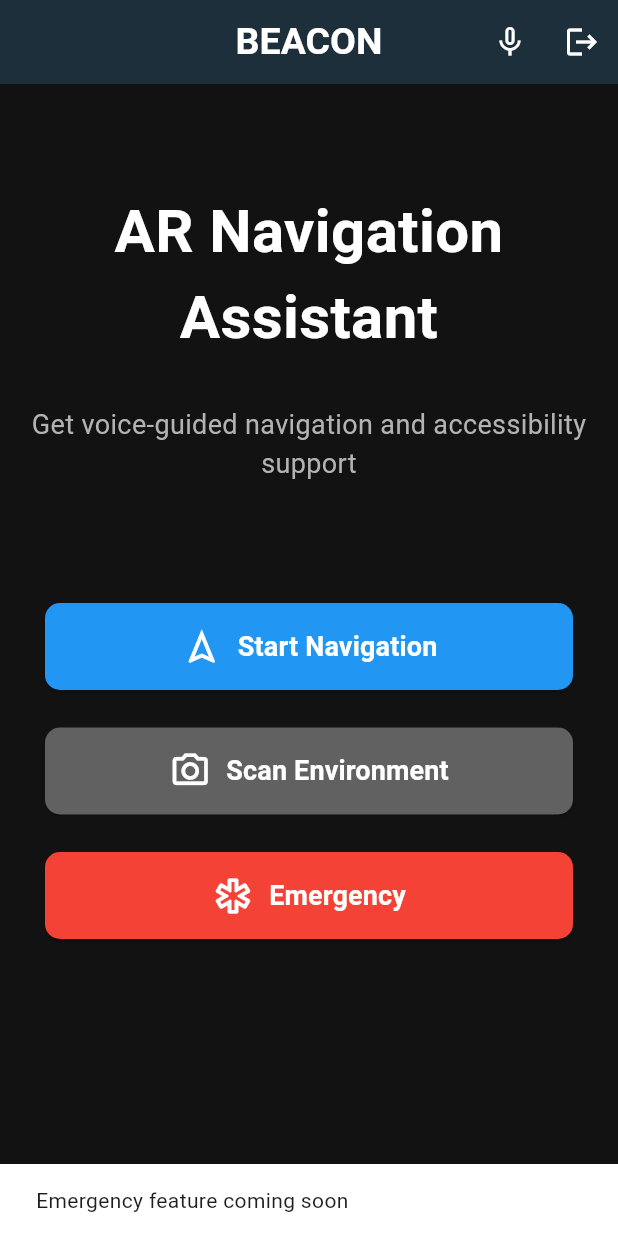
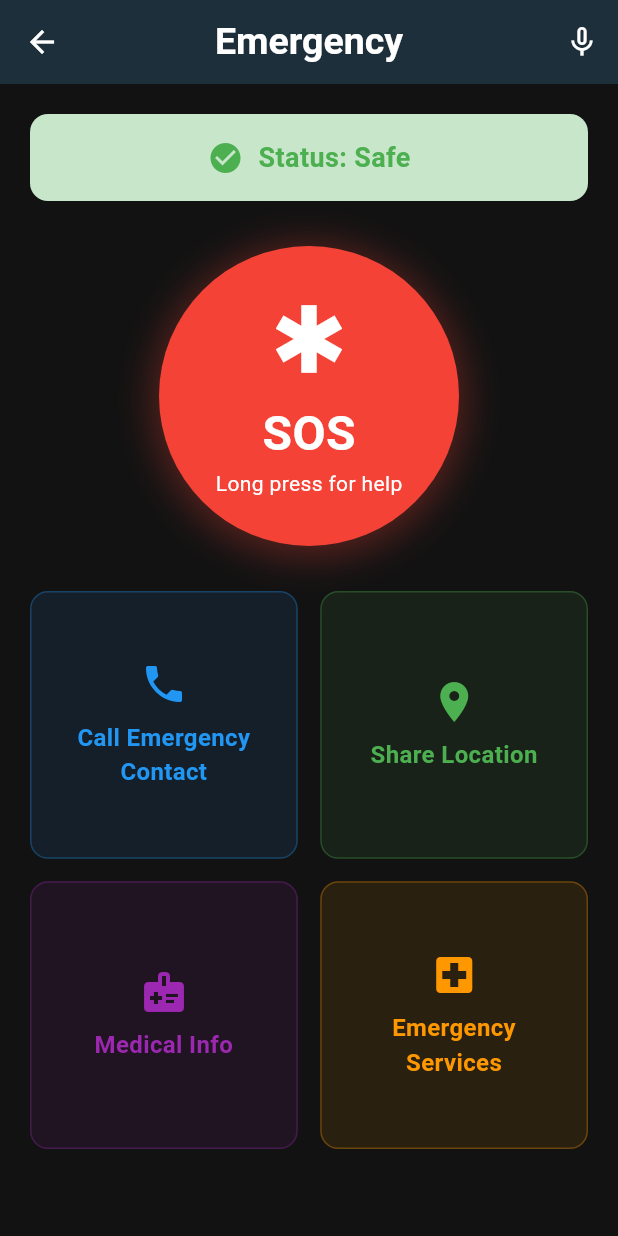
Before and after one commit to Shanu-Kumawat/Beacon, a Flutter app: the screen it shows once a user with an empty profile is signed in, after a tap on "Emergency", on a phone screen of 412 x 824 dp. Run offline on Flutter 3.47's test engine with Material 3 defaults, Android fonts, the phone set to English and light mode, and no system bars; our stand-ins replace camera, cloud_firestore, dio, firebase_auth, firebase_core, firebase_storage and 10 more; accounts and stored records are empty.

Commit message:
added the emergency page and added the voice commands to the emergency page

```diff
--- /dev/null
+++ b/lib/features/Emergency/screens/emergency.dart
@@ -0,0 +1,244 @@
+import 'package:flutter/material.dart';
+import 'package:beacon/theme/apptheme.dart';
+import 'package:flutter_riverpod/flutter_riverpod.dart';
+import 'package:flutter_tts/flutter_tts.dart';
+
+import '../../../voiceCommands.dart';
+
+class EmergencyScreen extends ConsumerStatefulWidget {
+  const EmergencyScreen({super.key});
+
+  @override
+  _EmergencyScreenState createState() => _EmergencyScreenState();
+}
+
+class _EmergencyScreenState extends ConsumerState<EmergencyScreen> {
+  bool isEmergencyActive = false;
+  final FlutterTts flutterTts = FlutterTts();
+
+  @override
+  void initState() {
+    super.initState();
+    _initializeTTS();
+  }
+  void _startVoiceCommand(BuildContext context, WidgetRef ref) {
+    ref.read(voiceCommandProvider.notifier).startListening(
+          (command) => _handleCommand(context, ref, command),
+    );
+    _speak("Speak Now.");
+  }
+
+  void _handleCommand(BuildContext context, WidgetRef ref, String command) {
+    if(command.contains('sos') || command.contains('help') || command.contains('emergency')){
+      _speak('Emergency mode active');
+      setState(() {
+        isEmergencyActive = !isEmergencyActive;
+        });
+    }
+  }
+
+  Future<void> _initializeTTS() async {
+    await flutterTts.setLanguage("en_US");
+    await flutterTts.setSpeechRate(0.5);
+  }
+
+  void _speak(String text) async {
+    await flutterTts.speak(text);
+  }
+
+  @override
+  Widget build(BuildContext context) {
+    final ref = this.ref;
+    final voiceState = ref.watch(voiceCommandProvider);
+    return Scaffold(
+      backgroundColor: AppTheme.background,
+      appBar: AppBar(
+        title: const Text(
+          "Emergency",
+          style: TextStyle(
+            fontWeight: FontWeight.bold,
+            color: AppTheme.textPrimary,
+            fontSize: 25,
+          ),
+        ),
+        backgroundColor: AppTheme.surface,
+        elevation: 20,
+        centerTitle: true,
+        actions: [
+          IconButton(
+            icon: Icon(
+              voiceState.isListening ? Icons.mic : Icons.mic_none,
+              color: voiceState.isListening ? Colors.blueAccent : null,
+              size: voiceState.isListening ? 30 : 24,
+            ),
+            onPressed: () => _startVoiceCommand(context, ref),
+            tooltip: 'Start voice recognition',
+          ),
+        ],
+      ),
+      body: SingleChildScrollView(
+        padding: const EdgeInsets.all(20),
+        child: Column(
+          children: [
+            // Status Card
+            Container(
+              padding: const EdgeInsets.all(16),
+              decoration: BoxDecoration(
+                color: isEmergencyActive ? Colors.red.shade100 : Colors.green.shade100,
+                borderRadius: BorderRadius.circular(12),
+              ),
+              child: Row(
+                mainAxisAlignment: MainAxisAlignment.center,
+                children: [
+                  Icon(
+                    isEmergencyActive ? Icons.warning : Icons.check_circle,
+                    color: isEmergencyActive ? Colors.red : Colors.green,
+                    size: 24,
+                  ),
+                  const SizedBox(width: 10),
+                  Text(
+                    isEmergencyActive ? "Emergency Mode Active" : "Status: Safe",
+                    style: TextStyle(
+                      fontSize: 18,
+                      fontWeight: FontWeight.bold,
+                      color: isEmergencyActive ? Colors.red : Colors.green,
+                    ),
+                  ),
+                ],
+              ),
+            ),
+            const SizedBox(height: 30),
+            GestureDetector(
+              onLongPress: () {
+                setState(() {
+                  isEmergencyActive = !isEmergencyActive;
+                });
+                if (isEmergencyActive) {
+                  _speak("Emergency Mode Active");
+                } else {
+                  _speak("Status Safe");
+                }
+                // Add emergency logic here
+              },
+              child: Container(
+                width: 200,
+                height: 200,
+                decoration: BoxDecoration(
+                  shape: BoxShape.circle,
+                  color: Colors.red,
+                  boxShadow: [
+                    BoxShadow(
+                      color: Colors.red.withOpacity(0.3),
+                      spreadRadius: isEmergencyActive ? 15 : 5,
+                      blurRadius: 20,
+                      offset: const Offset(0, 3),
+                    ),
+                  ],
+                ),
+                child: const Center(
+                  child: Column(
+                    mainAxisAlignment: MainAxisAlignment.center,
+                    children: [
+                      Icon(
+                        Icons.emergency,
+                        color: Colors.white,
+                        size: 60,
+                      ),
+                      SizedBox(height: 10),
+                      Text(
+                        "SOS",
+                        style: TextStyle(
+                          color: Colors.white,
+                          fontSize: 32,
+                          fontWeight: FontWeight.bold,
+                        ),
+                      ),
+                      Text(
+                        "Long press for help",
+                        style: TextStyle(
+                          color: Colors.white,
+                          fontSize: 14,
+                        ),
+                      ),
+                    ],
+                  ),
+                ),
+              ),
+            ),
+            const SizedBox(height: 30),
+            GridView.count(
+              shrinkWrap: true,
+              physics: const NeverScrollableScrollPhysics(),
+              crossAxisCount: 2,
+              mainAxisSpacing: 15,
+              crossAxisSpacing: 15,
+              children: [
+                _buildQuickActionButton(
+                  "Call Emergency Contact",
+                  Icons.phone,
+                  Colors.blue,
+                      () {},
+                ),
+                _buildQuickActionButton(
+                  "Share Location",
+                  Icons.location_on,
+                  Colors.green,
+                      () {},
+                ),
+                _buildQuickActionButton(
+                  "Medical Info",
+                  Icons.medical_information,
+                  Colors.purple,
+                      () {},
+                ),
+                _buildQuickActionButton(
+                  "Emergency Services",
+                  Icons.local_hospital,
+                  Colors.orange,
+                      () {},
+                ),
+              ],
+            ),
+            const SizedBox(height: 20),
+            // Emergency Contacts Section
+          ],
+        ),
+      ),
+    );
+  }
+
+  Widget _buildQuickActionButton(
+      String label,
+      IconData icon,
+      Color color,
+      VoidCallback onTap,
+      ) {
+    return InkWell(
+      onTap: onTap,
+      child: Container(
+        padding: const EdgeInsets.all(16),
+        decoration: BoxDecoration(
+          color: color.withOpacity(0.1),
+          borderRadius: BorderRadius.circular(12),
+          border: Border.all(color: color.withOpacity(0.3)),
+        ),
+        child: Column(
+          mainAxisAlignment: MainAxisAlignment.center,
+          children: [
+            Icon(icon, color: color, size: 32),
+            const SizedBox(height: 8),
+            Text(
+              label,
+              textAlign: TextAlign.center,
+              style: TextStyle(
+                color: color,
+                fontSize: 16,
+                fontWeight: FontWeight.bold,
+              ),
+            ),
+          ],
+        ),
+      ),
+    );
+  }
+}
--- a/lib/features/home/screens/home_screen.dart
+++ b/lib/features/home/screens/home_screen.dart
@@ -1,4 +1,5 @@
 import 'package:beacon/core/common/custom_icon_button.dart';
+import 'package:beacon/features/Emergency/screens/emergency.dart';
 import 'package:beacon/features/auth/controller/auth_controller.dart';
 import 'package:beacon/features/environment/screens/scan_environment_screen.dart';
 import 'package:beacon/features/navigation/screens/destination_search_screen.dart';
@@ -32,13 +33,17 @@ class _HomeScreenState extends ConsumerState<HomeScreen>{
     } else if (command.contains('scan')) {
       _navigateToScreen(context, const ScanEnvironmentScreen());
       _speak('taking you to the scanning screen');
+    } else if(command.contains('emergency') || command.contains('help')){
+      _navigateToScreen(context, const EmergencyScreen());
+      _speak('taking you to the Emergency screen');
     } else {
       _showSnackBar(context, 'No such commands');
+      _speak('No such commands');
     }
   }
 
   Future<void> _initializeTTS() async {
-    await flutterTts.setLanguage("en-US");
+    await flutterTts.setLanguage("en_US");
     await flutterTts.setSpeechRate(0.5);
   }
 
@@ -50,7 +55,7 @@ class _HomeScreenState extends ConsumerState<HomeScreen>{
     ref.read(voiceCommandProvider.notifier).startListening(
           (command) => _handleCommand(context, ref, command),
     );
-    _speak("Speak Now. Try commands like 'navigate' or ' scan'");
+    _speak("Speak Now.");
   }
 
   void _navigateToScreen(BuildContext context, Widget screen) {
@@ -73,7 +78,6 @@ class _HomeScreenState extends ConsumerState<HomeScreen>{
   Widget build(BuildContext context) {
     final ref = this.ref;
     final voiceState = ref.watch(voiceCommandProvider);
-
     return Scaffold(
       backgroundColor: AppTheme.background,
       appBar: AppBar(
@@ -205,7 +209,7 @@ class _HomeScreenState extends ConsumerState<HomeScreen>{
           label: "Emergency",
           icon: Icons.emergency_outlined,
           color: Colors.red,
-          onPressed: () => _showSnackBar(context, 'Emergency feature coming soon'),
+          onPressed: () => _navigateToScreen(context, const EmergencyScreen()),
         ),
       ],
     );
--- a/lib/main.dart
+++ b/lib/main.dart
@@ -5,6 +5,7 @@ import 'package:beacon/theme/apptheme.dart';
 import 'package:flutter/material.dart';
 import 'package:firebase_core/firebase_core.dart';
 import 'package:flutter_riverpod/flutter_riverpod.dart';
+import 'features/auth/screens/signin_screen.dart';
 import 'firebase_options.dart';
 
 void main() async {
--- a/lib/voiceCommands.dart
+++ b/lib/voiceCommands.dart
@@ -31,7 +31,8 @@ class VoiceCommandState {
 class VoiceCommandNotifier extends StateNotifier<VoiceCommandState> {
   final stt.SpeechToText _speech = stt.SpeechToText();
   static const _listenDuration = Duration(seconds: 15);
-  static const _cleanupDelay = Duration(milliseconds: 4200);
+  static const _cleanupDelay = Duration(milliseconds: 1000
+  );
   String _currentLocaleId = 'en_US';
 
   VoiceCommandNotifier() : super(VoiceCommandState());
```
